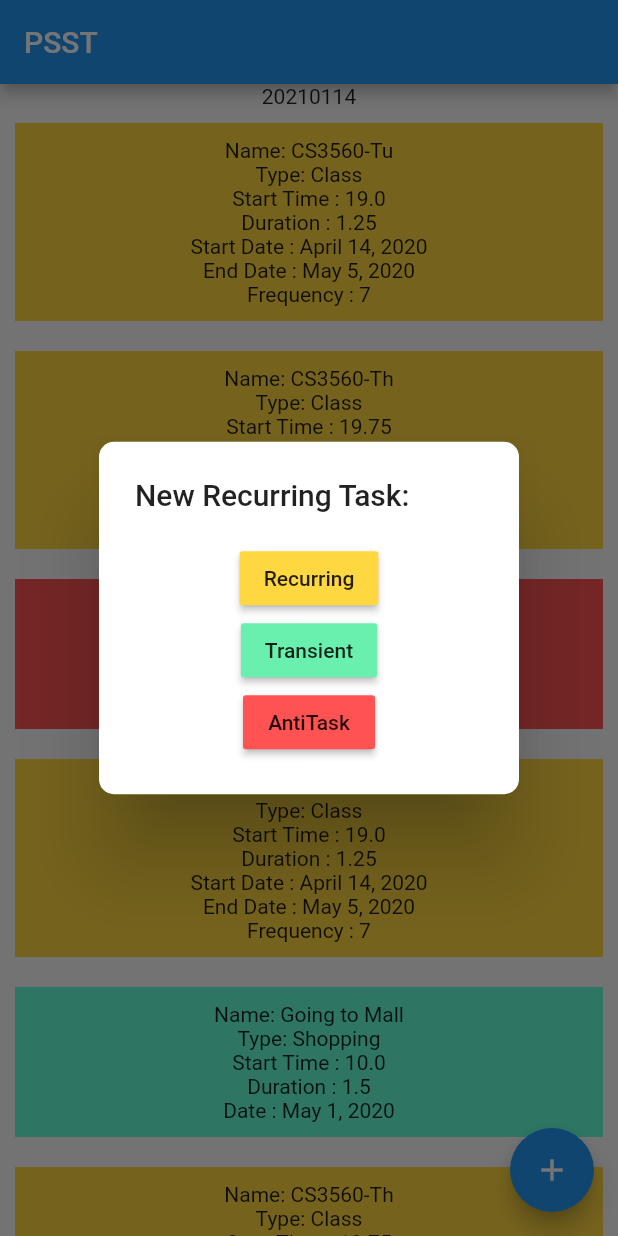
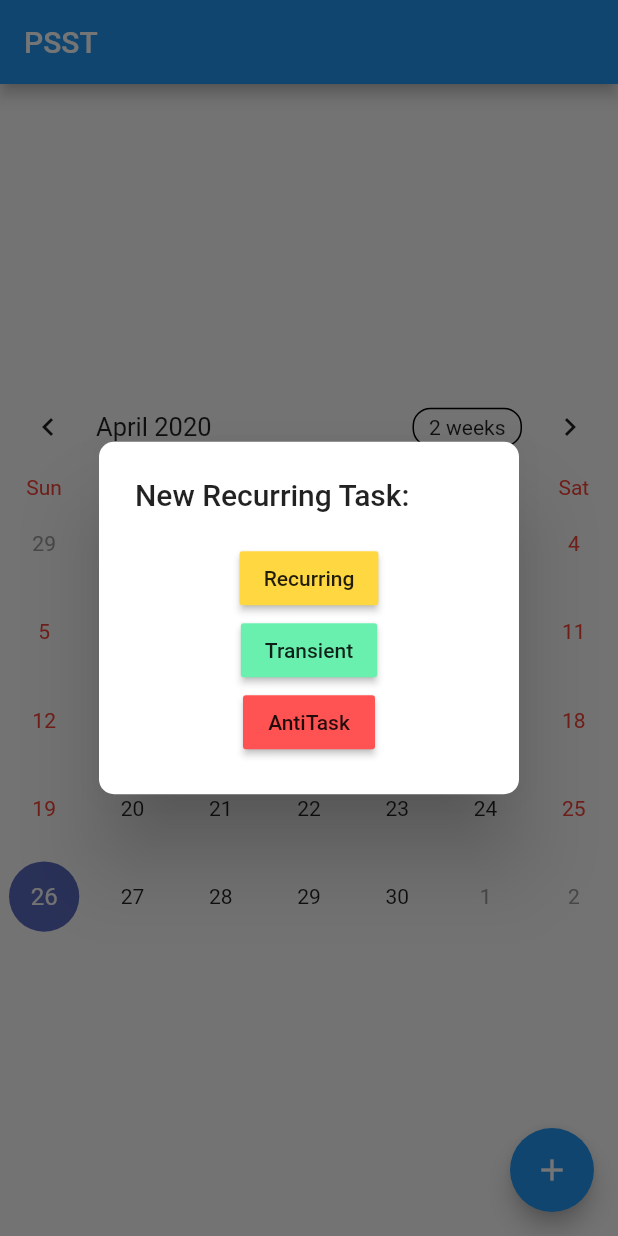
Before and after one commit to CS3560OOP/PSS, a Flutter app: the screen it shows after launch, after a tap on the "add" icon, on a phone screen of 412 x 824 dp. Run offline on Flutter 3.47's test engine with Material 2 defaults, Android fonts, the phone set to English and light mode, and no system bars; drawn by our look-alikes of table_calendar.

```diff
--- a/pss/lib/date.dart
+++ b/pss/lib/date.dart
@@ -80,7 +80,7 @@ class Date {
 
   bool isLastDayOfMonth() {
     var d = this.getDay();
-    var last = this.getLastDateOfMonth(this).getDay();
+    var last = this.getLastDateOfMonth().getDay();
     if (d == last)
       return true;
     else
@@ -96,7 +96,7 @@ class Date {
       return false;
   }
 
-  Date getLastDateOfMonth(Date date) {
+  Date getLastDateOfMonth() {
     var y = this.getYear().toString().padLeft(4, "0");
     var m = this.getMonth().toString().padLeft(2, "0");
     var d;
--- a/pss/lib/main.dart
+++ b/pss/lib/main.dart
@@ -5,6 +5,7 @@ import 'task.dart';
 import 'create/create_task_dialog_renderer.dart';
 import 'constants.dart';
 import 'date.dart';
+import 'package:table_calendar/table_calendar.dart';
 
 void main() => runApp(MyApp());
 
@@ -32,6 +33,7 @@ class _MyHomePageState extends State<MyHomePage> {
   Scheduler scheduler;
   List<TaskCard> taskList;
   List sched;
+  CalendarController _calendarController;
 
   CreateTaskDialogRenderer createTaskDialog;
   @override
@@ -42,6 +44,15 @@ class _MyHomePageState extends State<MyHomePage> {
     createTaskDialog = new CreateTaskDialogRenderer(context);
     this.sched = scheduler.getSchedule();
     this.taskList = this.sched.map((item) => new TaskCard(item)).toList();
+
+    // calendar object
+    this._calendarController = CalendarController();
+  }
+
+  @override
+  void dispose() {
+    _calendarController.dispose();
+    super.dispose();
   }
 
   // generate task cards
@@ -83,14 +94,10 @@ class _MyHomePageState extends State<MyHomePage> {
         title: Text(widget.title),
       ),
       body: Center(
-          child: ListView(children: [
-        Center(
-          child: Text(
-            Date(20210113).getNextDay().getIntDate().toString(),
-          ),
+        child: TableCalendar(
+          calendarController: _calendarController,
         ),
-        ...this.taskList,
-      ])),
+      ),
       floatingActionButton: FloatingActionButton(
         child: Icon(Icons.add),
         onPressed: () => createTaskDialog.showTaskTypesDialogBox(
--- a/pss/lib/scheduler.dart
+++ b/pss/lib/scheduler.dart
@@ -57,7 +57,7 @@ class Scheduler {
     //read the json string from a file
     var jsonString = await fileIO.readData(fileName);
     //convert the jsonString to tasks in the schedule
-    var schedule = jsonDecode(jsonString);
+    //var schedule = jsonDecode(jsonString);
     //print(schedule);
   }
 
--- a/pss/pubspec.yaml
+++ b/pss/pubspec.yaml
@@ -30,6 +30,7 @@ dev_dependencies:
   flutter_test:
     sdk: flutter
   intl: ^0.16.1
+  table_calendar: ^2.2.3
 
 # For information on the generic Dart part of this file, see the
 # following page: https://dart.dev/tools/pub/pubspec
```
Also changed, not shown: pss/lib/create/create_task_dialog_renderer.dart (+4 -5 lines), pss/pubspec.lock.
